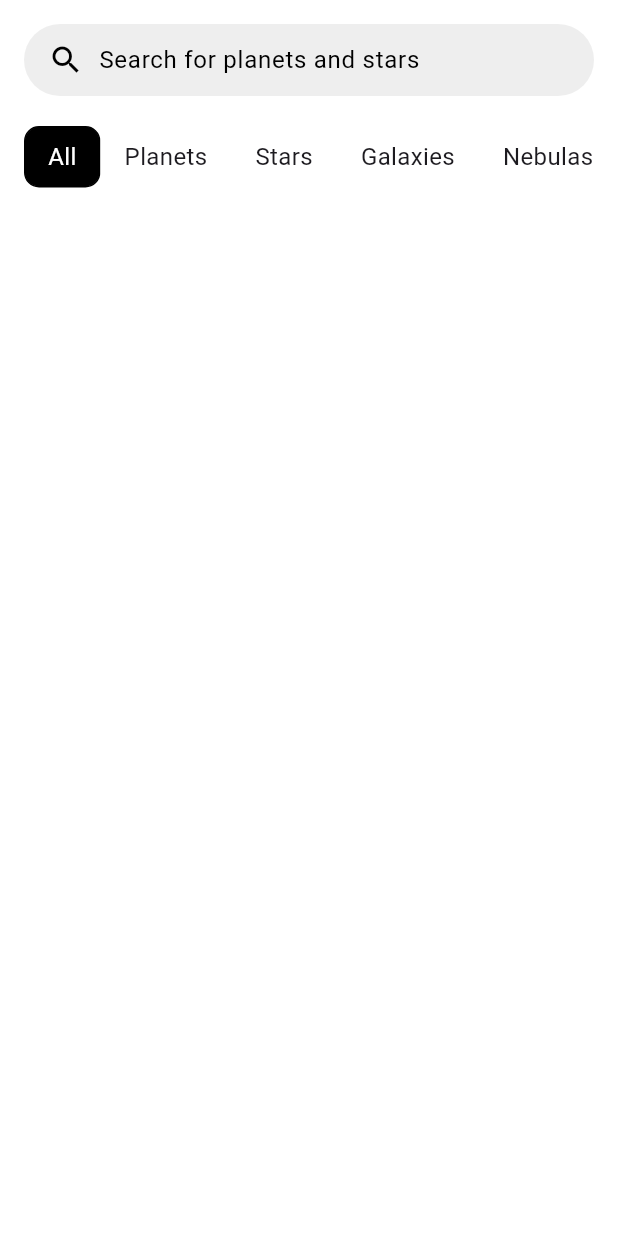
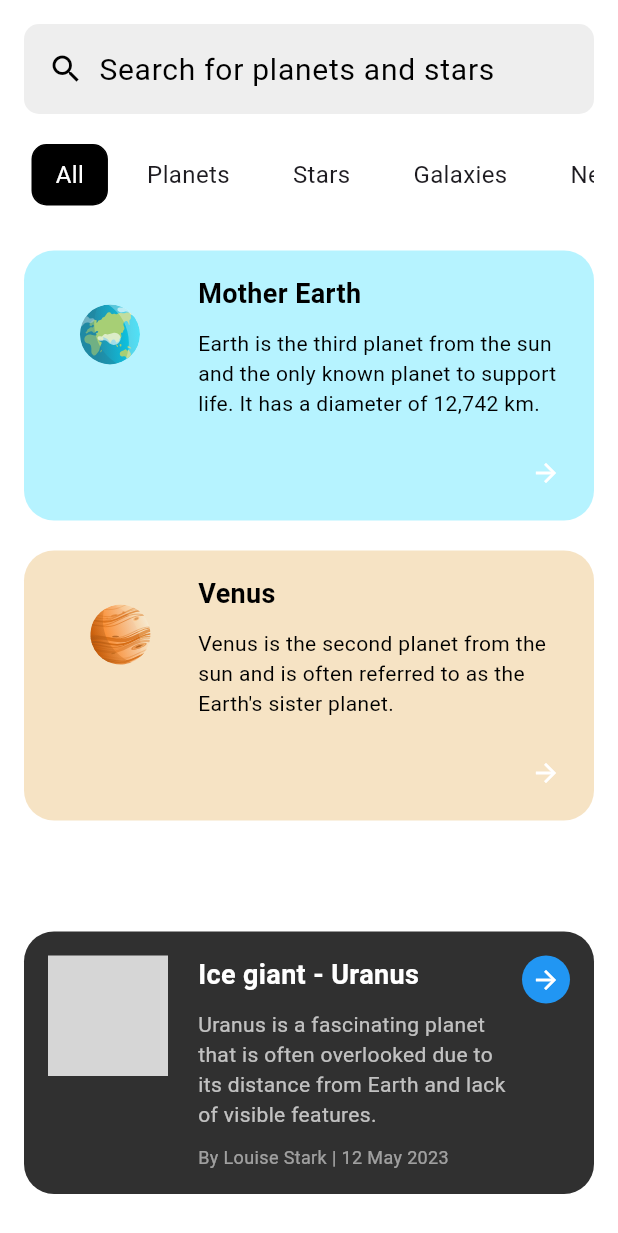
Before and after one commit to nathannewyen/flutters, a Flutter app: the HomeScreen screen opened by its route, on a phone screen of 412 x 824 dp. Shown: the top 1233 px of the screen. Run offline on Flutter 3.47's test engine with Material 3 defaults, Android fonts, the phone set to English and light mode, and no system bars; our stand-ins replace card_swiper, fancy_shimmer_image, flutter_iconly, flutter_riverpod, flutter_svg, google_fonts and 2 more; accounts and stored records are empty; grey boxes are pictures that could not be loaded.

Commit message:
update homescreen and add planet widget, article widget

```diff
--- a/physics_concept/lib/bottom_bar.dart
+++ b/physics_concept/lib/bottom_bar.dart
@@ -35,15 +35,15 @@ class _BottomBarScreenState extends State<BottomBar> {
     bool isDark = themeState.getDarkTheme;
 
     return Scaffold(
-      appBar: AppBar(
-        title: Text(
-          _pages[_selectedIndex]['title'],
-          style: TextStyle(
-            color: isDark ? Colors.white : Colors.black,
-          ),
-        ),
-        backgroundColor: isDark ? Theme.of(context).cardColor : Colors.white,
-      ),
+      // appBar: AppBar(
+      //   title: Text(
+      //     _pages[_selectedIndex]['title'],
+      //     style: TextStyle(
+      //       color: isDark ? Colors.white : Colors.black,
+      //     ),
+      //   ),
+      //   backgroundColor: isDark ? Theme.of(context).cardColor : Colors.white,
+      // ),
       body: _pages[_selectedIndex]['page'],
       bottomNavigationBar: BottomNavigationBar(
         backgroundColor: isDark ? Theme.of(context).cardColor : Colors.white,
--- /dev/null
+++ b/physics_concept/lib/painter/star_painter.dart
@@ -0,0 +1,24 @@
+import 'dart:math';
+
+import 'package:flutter/material.dart';
+
+class StarPainter {
+  final int starCount;
+  final Random _random = Random();
+
+  StarPainter({this.starCount = 20});
+
+  List<Map<String, double>> generateStarPositions(Size size) {
+    List<Map<String, double>> positions = [];
+    for (int i = 0; i < starCount; i++) {
+      positions.add({
+        'x': _random.nextDouble() * (size.width - 20) + 10, // Avoid edges
+        'y': _random.nextDouble() * (size.height - 20) + 10, // Avoid edges
+        'size': 4 + _random.nextDouble() * 8, // Star size between 4 and 12
+        'opacity':
+            0.5 + _random.nextDouble() * 0.5, // Opacity between 0.5 and 1.0
+      });
+    }
+    return positions;
+  }
+}
--- a/physics_concept/lib/screens/home.dart
+++ b/physics_concept/lib/screens/home.dart
@@ -1,4 +1,8 @@
 import 'package:flutter/material.dart';
+import 'package:physics_concept/widgets/article_widget.dart';
+import 'package:physics_concept/widgets/planets_widget.dart';
+
+import '../widgets/stars_widget.dart';
 
 class HomeScreen extends StatefulWidget {
   const HomeScreen({super.key});
@@ -33,8 +37,18 @@ class HomeScreenState extends State<HomeScreen> {
     final theme = Theme.of(context);
     final isDarkTheme = theme.brightness == Brightness.dark;
 
+    final screenSize = MediaQuery.of(context).size;
+
     return Scaffold(
-      body: Padding(
+      body: Stack(
+        children: [
+          StarsWidget(
+            starCount: 30,
+            screenWidth: screenSize.width,
+            screenHeight: screenSize.height,
+          ),
+          SafeArea(
+            child: Padding(
               padding: const EdgeInsets.all(16.0),
               child: Column(
                 children: [
@@ -42,18 +56,42 @@ class HomeScreenState extends State<HomeScreen> {
                   const SizedBox(height: 20),
                   _buildCategoryFilters(theme, isDarkTheme),
                   const SizedBox(height: 20),
+                  Expanded(
+                    child: ListView(
+                      children: const [
+                        PlanetCard(
+                          planetName: 'Mother Earth',
+                          description:
+                              'Earth is the third planet from the sun and the only known planet to support life. It has a diameter of 12,742 km.',
+                          assetName: 'earth',
+                          backgroundColor: Color(0XFFB6F3FF),
+                        ),
+                        PlanetCard(
+                          planetName: 'Venus',
+                          description:
+                              'Venus is the second planet from the sun and is often referred to as the Earth\'s sister planet.',
+                          assetName: 'venus',
+                          backgroundColor: Color(0XFFF6E3C4),
+                        ),
+                        ArticlesSection(),
                       ],
                     ),
+                  ),
+                ],
+              ),
+            ),
+          ),
+        ],
       ),
     );
   }
 
   Widget _buildSearchBar(ThemeData theme, bool isDarkTheme) {
     return Container(
-      padding: const EdgeInsets.symmetric(horizontal: 16.0),
+      padding: const EdgeInsets.symmetric(horizontal: 16.0, vertical: 6.0),
       decoration: BoxDecoration(
         color: isDarkTheme ? Colors.grey[900] : Colors.grey[200],
-        borderRadius: BorderRadius.circular(30.0),
+        borderRadius: BorderRadius.circular(10.0),
       ),
       child: Row(
         children: [
@@ -63,7 +101,7 @@ class HomeScreenState extends State<HomeScreen> {
             child: TextField(
               style: TextStyle(
                   color: isDarkTheme ? Colors.white : Colors.black,
-                  fontSize: 16,
+                  fontSize: 20,
                   fontWeight: FontWeight.normal),
               decoration: InputDecoration(
                 hintText: 'Search for planets and stars',
@@ -95,7 +133,9 @@ class HomeScreenState extends State<HomeScreen> {
       String label, int index, ThemeData theme, bool isDarkTheme) {
     bool selected = index == _selectedFilterIndex;
 
-    return InkWell(
+    return Padding(
+      padding: const EdgeInsets.symmetric(horizontal: 5.0),
+      child: InkWell(
         onTap: () {
           setState(() {
             _selectedFilterIndex = index;
@@ -124,6 +164,7 @@ class HomeScreenState extends State<HomeScreen> {
             ),
           ),
         ),
+      ),
     );
   }
 }
--- /dev/null
+++ b/physics_concept/lib/widgets/article_widget.dart
@@ -0,0 +1,89 @@
+import 'package:flutter/material.dart';
+import 'package:flutter_svg/flutter_svg.dart';
+
+class ArticlesSection extends StatelessWidget {
+  const ArticlesSection({super.key});
+
+  @override
+  Widget build(BuildContext context) {
+    return Column(
+      crossAxisAlignment: CrossAxisAlignment.start,
+      children: [
+        const Text(
+          'Articles',
+          style: TextStyle(
+            fontSize: 24,
+            fontWeight: FontWeight.bold,
+            color: Colors.white,
+          ),
+        ),
+        const SizedBox(height: 20),
+        Container(
+          margin: const EdgeInsets.symmetric(vertical: 10.0),
+          padding: const EdgeInsets.all(16.0),
+          decoration: BoxDecoration(
+            color: Colors.grey[850],
+            borderRadius: BorderRadius.circular(20.0),
+          ),
+          child: Row(
+            crossAxisAlignment: CrossAxisAlignment.start,
+            children: [
+              SvgPicture.asset(
+                'assets/svgs/uranus.svg',
+                width: 80,
+                height: 80,
+              ),
+              const SizedBox(width: 20),
+              const Expanded(
+                child: Column(
+                  crossAxisAlignment: CrossAxisAlignment.start,
+                  children: [
+                    Text(
+                      'Ice giant - Uranus',
+                      style: TextStyle(
+                        fontSize: 18,
+                        fontWeight: FontWeight.bold,
+                        color: Colors.white,
+                      ),
+                    ),
+                    SizedBox(height: 10),
+                    Text(
+                      'Uranus is a fascinating planet that is often overlooked due to its distance from Earth and lack of visible features.',
+                      style: TextStyle(
+                        fontSize: 14,
+                        color: Colors.white70,
+                      ),
+                    ),
+                    SizedBox(height: 10),
+                    Text(
+                      'By Louise Stark | 12 May 2023',
+                      style: TextStyle(
+                        fontSize: 12,
+                        color: Colors.white54,
+                      ),
+                    ),
+                  ],
+                ),
+              ),
+              Align(
+                alignment: Alignment.centerRight,
+                child: Container(
+                  padding: const EdgeInsets.all(6.0),
+                  decoration: BoxDecoration(
+                    color: Colors.blue,
+                    shape: BoxShape.circle,
+                  ),
+                  child: const Icon(
+                    Icons.arrow_forward,
+                    color: Colors.white,
+                    size: 20,
+                  ),
+                ),
+              ),
+            ],
+          ),
+        ),
+      ],
+    );
+  }
+}
--- /dev/null
+++ b/physics_concept/lib/widgets/planets_widget.dart
@@ -0,0 +1,86 @@
+import 'package:flutter/material.dart';
+import 'package:flutter_svg/flutter_svg.dart';
+
+class PlanetCard extends StatelessWidget {
+  final String planetName;
+  final String description;
+  final String assetName;
+  final Color backgroundColor;
+
+  const PlanetCard({
+    super.key,
+    required this.planetName,
+    required this.description,
+    required this.assetName,
+    required this.backgroundColor,
+  });
+
+  @override
+  Widget build(BuildContext context) {
+    final theme = Theme.of(context);
+    final isDarkTheme = theme.brightness == Brightness.dark;
+
+    return Container(
+      margin: const EdgeInsets.symmetric(vertical: 10.0),
+      padding: const EdgeInsets.all(16.0),
+      decoration: BoxDecoration(
+        color: backgroundColor,
+        borderRadius: BorderRadius.circular(20.0),
+      ),
+      child: Column(
+        crossAxisAlignment: CrossAxisAlignment.start,
+        children: [
+          Row(
+            crossAxisAlignment: CrossAxisAlignment.start,
+            children: [
+              SvgPicture.asset(
+                'assets/svgs/$assetName.svg',
+                width: 80,
+                height: 80,
+              ),
+              const SizedBox(width: 20),
+              Expanded(
+                child: Column(
+                  crossAxisAlignment: CrossAxisAlignment.start,
+                  children: [
+                    Text(
+                      planetName,
+                      style: const TextStyle(
+                          fontSize: 18,
+                          fontWeight: FontWeight.bold,
+                          color: Colors.black),
+                    ),
+                    const SizedBox(height: 10),
+                    Text(
+                      description,
+                      style: const TextStyle(
+                        fontSize: 14,
+                        color: Colors.black,
+                      ),
+                    ),
+                  ],
+                ),
+              ),
+            ],
+          ),
+          const SizedBox(height: 20),
+          Align(
+            alignment: Alignment.centerRight,
+            child: Container(
+              padding: const EdgeInsets.all(6.0),
+              decoration: BoxDecoration(
+                color: backgroundColor,
+                shape: BoxShape.circle,
+              ),
+              child: const Icon(
+                Icons.arrow_forward,
+                color: Colors.white,
+                size: 20,
+              ),
+            ),
+          ),
+        ],
+      ),
+    );
+  }
+}
--- /dev/null
+++ b/physics_concept/lib/widgets/stars_widget.dart
@@ -0,0 +1,60 @@
+import 'package:flutter/material.dart';
+import 'package:flutter_svg/flutter_svg.dart';
+import 'package:physics_concept/painter/star_painter.dart';
+
+class StarsWidget extends StatelessWidget {
+  final int starCount;
+  final double screenWidth;
+  final double screenHeight;
+
+  const StarsWidget({
+    super.key,
+    required this.starCount,
+    required this.screenWidth,
+    required this.screenHeight,
+  });
+
+  List<Widget> _generateRandomStars() {
+    final starPainter = StarPainter(starCount: starCount);
+    final starPositions =
+        starPainter.generateStarPositions(Size(screenWidth, screenHeight));
+    return starPositions.map((position) {
+      return positionedSvg(
+        'star',
+        left: position['x'],
+        top: position['y'],
+        width: position['size']!,
+        height: position['size']!,
+        opacity: position['opacity']!,
+      );
+    }).toList();
+  }
+
+  Widget positionedSvg(String assetName,
+      {double? top,
+      double? bottom,
+      double? left,
+      double? right,
+      required double width,
+      required double height,
+      required double opacity}) {
+    return Positioned(
+      top: top,
+      bottom: bottom,
+      left: left,
+      right: right,
+      child: SvgPicture.asset(
+        'assets/svgs/$assetName.svg',
+        width: width,
+        height: height,
+      ),
+    );
+  }
+
+  @override
+  Widget build(BuildContext context) {
+    return Stack(
+      children: _generateRandomStars(),
+    );
+  }
+}
```
Lines whose indentation alone changed are shown as unchanged.
